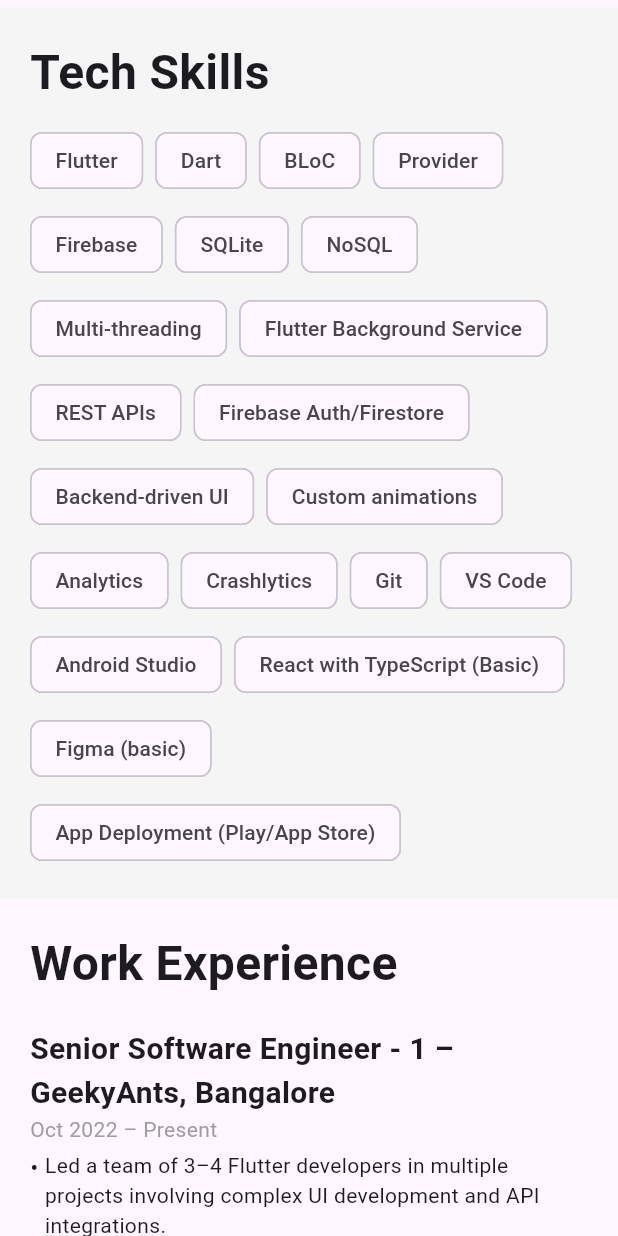
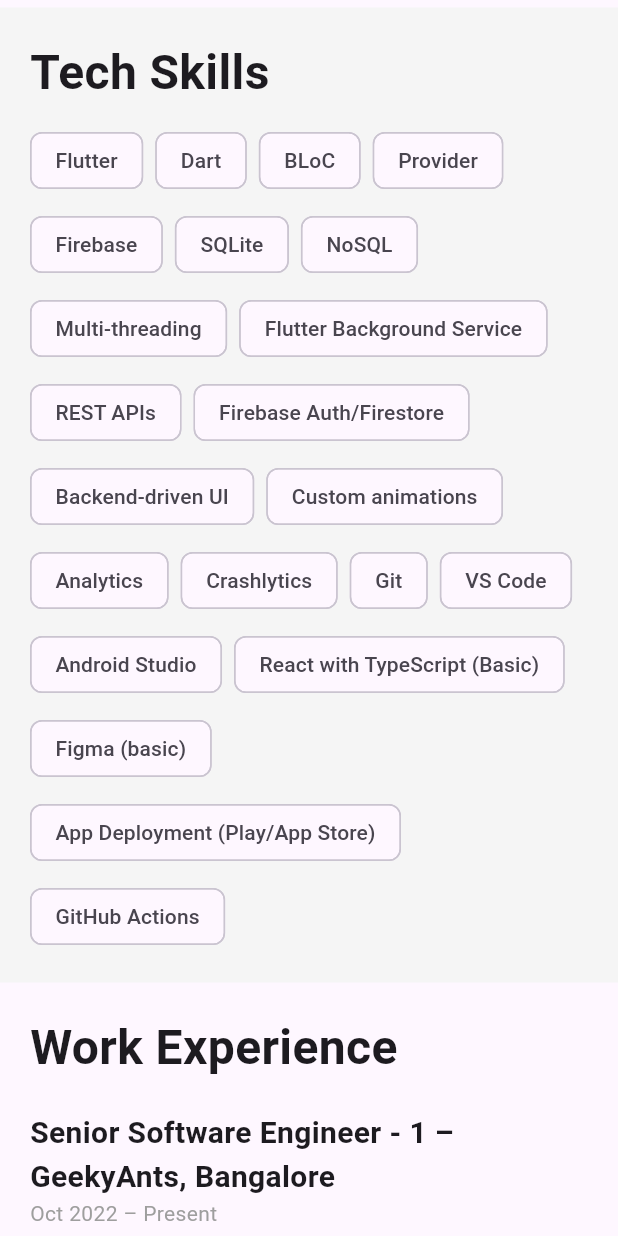
Before and after one commit to sahilgarg8901/sahil_portfolio, a Flutter app: the screen it shows after launch, scrolled down 576 dp, on a phone screen of 412 x 824 dp. Run offline on Flutter 3.47's test engine with Material 3 defaults, Android fonts, the phone set to English and light mode, and no system bars; missing offline and left inert: dart:html.

Commit message:
Added the github actions setup for the CI/CD in the main branch.

```diff
--- a/lib/sections/about.dart
+++ b/lib/sections/about.dart
@@ -14,7 +14,7 @@
               style: TextStyle(fontSize: 32, fontWeight: FontWeight.bold)),
           SizedBox(height: 12),
           Text(
-              'Senior Flutter Developer with over 5 years of experience building scalable, cross-platform mobile applications using Flutter. Proven track record in delivering complex UI features, leading teams, mentoring juniors, and working closely with clients to craft user-centric solutions. Comfortable across mobile and web, with brief experience in React + TypeScript. Seeking new challenges where I can apply my skills, knowledge, and experience on impactful projects as a Senior Software Developer.'),
+              'Senior Flutter Developer with over 6 years of experience building scalable, cross-platform mobile applications using Flutter. Proven track record in delivering complex UI features, leading teams, mentoring juniors, and working closely with clients to craft user-centric solutions. Comfortable across mobile and web, with brief experience in React + TypeScript. Seeking new challenges where I can apply my skills, knowledge, and experience on impactful projects as a Senior Software Developer.'),
         ],
       ),
     );
--- a/lib/sections/skills.dart
+++ b/lib/sections/skills.dart
@@ -27,6 +27,7 @@
       'React with TypeScript (Basic)',
       'Figma (basic)',
       'App Deployment (Play/App Store)',
+      'GitHub Actions',
     ];
 
     return Container(
```
Also changed, not shown: 1 other file.
